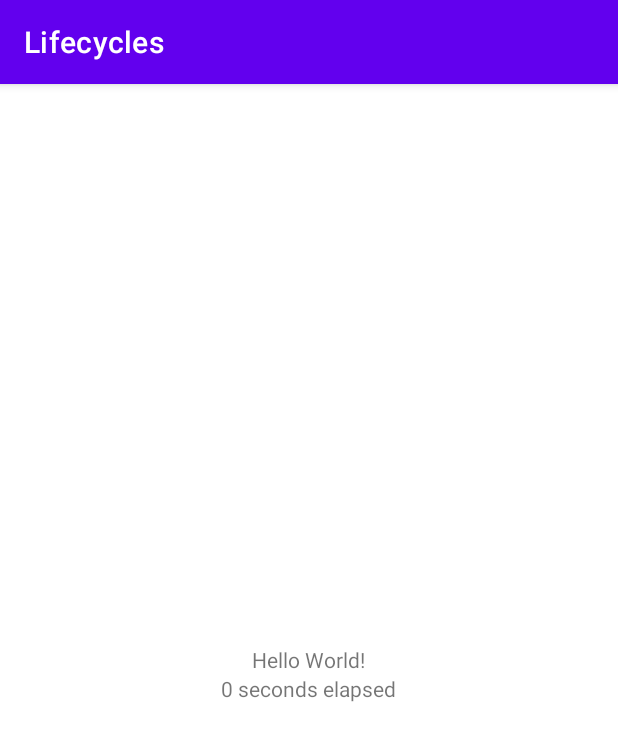
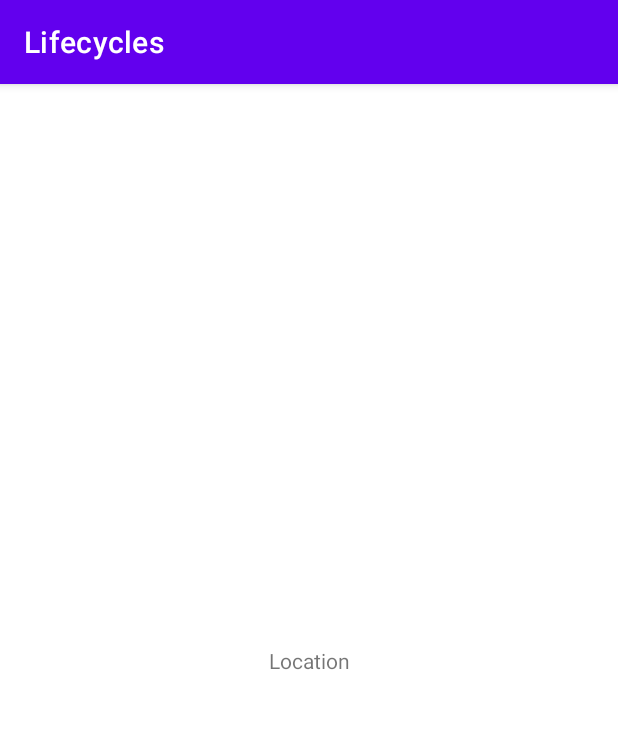
Before and after one commit to gandalgom/android-lifecycles, an Android app: the screen it shows after launch (LiveDataTimerActivity before the commit, BoundLocationActivity after it), on a phone screen of 412 x 824 dp. Shown: the top 741 px of the screen. Run offline under Robolectric (Android 15) with nearby library versions, the phone set to English and light mode, and no system bars.

```diff
--- /dev/null
+++ b/app/src/main/java/com/gandalgom/sample/lifecycles/BoundLocationActivity.kt
@@ -0,0 +1,82 @@
+package com.gandalgom.sample.lifecycles
+
+import android.Manifest
+import android.content.pm.PackageManager
+import android.location.Location
+import android.location.LocationListener
+import androidx.appcompat.app.AppCompatActivity
+import android.os.Bundle
+import android.widget.TextView
+import android.widget.Toast
+import androidx.core.app.ActivityCompat
+
+class BoundLocationActivity : AppCompatActivity() {
+
+    companion object {
+        private const val REQUEST_LOCATION_PERMISSION_CODE = 1
+    }
+
+    private val gpsListener = MyLocationListener(this)
+
+    override fun onCreate(savedInstanceState: Bundle?) {
+        super.onCreate(savedInstanceState)
+        setContentView(R.layout.activity_bound_location)
+
+        if (ActivityCompat.checkSelfPermission(
+                this,
+                Manifest.permission.ACCESS_FINE_LOCATION
+            ) != PackageManager.PERMISSION_GRANTED
+            && ActivityCompat.checkSelfPermission(
+                this,
+                Manifest.permission.ACCESS_COARSE_LOCATION
+            ) != PackageManager.PERMISSION_GRANTED
+        ) {
+            ActivityCompat.requestPermissions(
+                this,
+                arrayOf(
+                    Manifest.permission.ACCESS_FINE_LOCATION,
+                    Manifest.permission.ACCESS_COARSE_LOCATION
+                ),
+                REQUEST_LOCATION_PERMISSION_CODE,
+            )
+        } else {
+            bindLocationListener()
+        }
+    }
+
+    override fun onRequestPermissionsResult(
+        requestCode: Int,
+        permissions: Array<out String>,
+        grantResults: IntArray
+    ) {
+        super.onRequestPermissionsResult(requestCode, permissions, grantResults)
+        if (grantResults.size > 1
+            && grantResults[0] == PackageManager.PERMISSION_GRANTED
+            && grantResults[1] == PackageManager.PERMISSION_GRANTED
+        ) {
+            bindLocationListener()
+        } else {
+            Toast.makeText(
+                this,
+                "This sample requires Location access",
+                Toast.LENGTH_SHORT,
+            ).show()
+        }
+    }
+
+    private fun bindLocationListener() {
+        BoundLocationManager.bindLocationListenerIn(this, gpsListener, applicationContext)
+    }
+
+    private class MyLocationListener(private val activity: BoundLocationActivity) :
+        LocationListener {
+        override fun onLocationChanged(location: Location) {
+            val locationText = activity.findViewById<TextView>(R.id.location)
+            locationText.text = String.format("${location.latitude}, ${location.longitude}")
+        }
+
+        override fun onProviderEnabled(provider: String) {
+            Toast.makeText(activity, "Provider enabled: $provider", Toast.LENGTH_SHORT).show()
+        }
+    }
+}
--- /dev/null
+++ b/app/src/main/java/com/gandalgom/sample/lifecycles/BoundLocationManager.kt
@@ -0,0 +1,59 @@
+package com.gandalgom.sample.lifecycles
+
+import android.content.Context
+import android.location.LocationListener
+import android.location.LocationManager
+import android.util.Log
+import androidx.lifecycle.LifecycleObserver
+import androidx.lifecycle.LifecycleOwner
+
+class BoundLocationManager(
+    lifecycleOwner: LifecycleOwner,
+    private val locationListener: LocationListener,
+    private val context: Context,
+) : LifecycleObserver {
+
+    companion object {
+        fun bindLocationListenerIn(
+            lifecycleOwner: LifecycleOwner,
+            locationListener: LocationListener,
+            context: Context
+        ) {
+            BoundLocationManager(lifecycleOwner, locationListener, context)
+        }
+    }
+
+    private var locationManager: LocationManager? = null
+
+    // TODO: Add lifecycle observer in construction
+
+    // TODO: Call this on resume
+    @SuppressWarnings("MissingPermission")
+    private fun addLocationListener() {
+        locationManager = context.getSystemService(Context.LOCATION_SERVICE) as LocationManager
+        locationManager?.requestLocationUpdates(
+            LocationManager.GPS_PROVIDER,
+            0,
+            0.toFloat(),
+            locationListener,
+        )
+        if (locationManager != null) {
+            Log.d("BoundLocationManager", "Listener added")
+        }
+
+        // Force an update with the last location, if available.
+        // When GPS location value is null, get location value from network provider.
+        val lastLocation = locationManager?.getLastKnownLocation(LocationManager.GPS_PROVIDER)
+            ?: locationManager?.getLastKnownLocation(LocationManager.NETWORK_PROVIDER)
+        if (lastLocation != null) {
+            locationListener.onLocationChanged(lastLocation)
+        }
+    }
+
+    // TODO: Call this on pause
+    private fun removeLocationListener() {
+        locationManager?.removeUpdates(locationListener)
+        locationManager = null
+        Log.d("BoundLocationManager", "Listener removed")
+    }
+}
--- /dev/null
+++ b/app/src/main/res/layout/activity_bound_location.xml
@@ -0,0 +1,18 @@
+<?xml version="1.0" encoding="utf-8"?>
+<androidx.constraintlayout.widget.ConstraintLayout xmlns:android="http://schemas.android.com/apk/res/android"
+    xmlns:app="http://schemas.android.com/apk/res-auto"
+    xmlns:tools="http://schemas.android.com/tools"
+    android:layout_width="match_parent"
+    android:layout_height="match_parent"
+    tools:context=".BoundLocationActivity">
+
+    <TextView
+        android:id="@+id/location"
+        android:layout_width="wrap_content"
+        android:layout_height="wrap_content"
+        android:text="@string/location"
+        app:layout_constraintBottom_toBottomOf="parent"
+        app:layout_constraintEnd_toEndOf="parent"
+        app:layout_constraintStart_toStartOf="parent"
+        app:layout_constraintTop_toTopOf="parent" />
+</androidx.constraintlayout.widget.ConstraintLayout>
--- a/app/src/main/res/values/strings.xml
+++ b/app/src/main/res/values/strings.xml
@@ -1,4 +1,5 @@
 <resources>
     <string name="app_name">Lifecycles</string>
     <string name="seconds">%d seconds elapsed</string>
+    <string name="location">Location</string>
 </resources>
```
Also changed, not shown: app/src/main/AndroidManifest.xml (+8 -0 lines).
